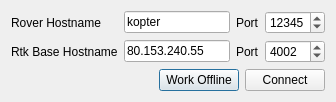
Qt form basestation/connectiondialog.ui (wpfhtl/octocopter) before a commit.
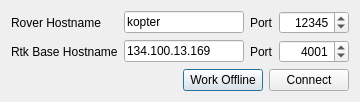
The same form after that commit.

```diff
--- a/basestation/connectiondialog.ui
+++ b/basestation/connectiondialog.ui
@@ -7,7 +7,7 @@
     <x>0</x>
     <y>0</y>
     <width>336</width>
-    <height>90</height>
+    <height>100</height>
    </rect>
   </property>
   <property name="windowTitle">
@@ -25,6 +25,18 @@
      </item>
      <item row="0" column="1">
       <widget class="QLineEdit" name="mLineEditHostNameRover">
+       <property name="sizePolicy">
+        <sizepolicy hsizetype="MinimumExpanding" vsizetype="Fixed">
+         <horstretch>0</horstretch>
+         <verstretch>0</verstretch>
+        </sizepolicy>
+       </property>
+       <property name="minimumSize">
+        <size>
+         <width>120</width>
+         <height>0</height>
+        </size>
+       </property>
        <property name="text">
         <string>kopter</string>
        </property>
@@ -41,10 +53,13 @@
       <widget class="QSpinBox" name="mSpinBoxPortRover">
        <property name="minimumSize">
         <size>
-         <width>60</width>
+         <width>70</width>
          <height>0</height>
         </size>
        </property>
+       <property name="alignment">
+        <set>Qt::AlignRight|Qt::AlignTrailing|Qt::AlignVCenter</set>
+       </property>
        <property name="minimum">
         <number>1</number>
        </property>
@@ -65,8 +80,20 @@
      </item>
      <item row="1" column="1">
       <widget class="QLineEdit" name="mLineEditHostNameRtkBase">
+       <property name="sizePolicy">
+        <sizepolicy hsizetype="MinimumExpanding" vsizetype="Fixed">
+         <horstretch>0</horstretch>
+         <verstretch>0</verstretch>
+        </sizepolicy>
+       </property>
+       <property name="minimumSize">
+        <size>
+         <width>120</width>
+         <height>0</height>
+        </size>
+       </property>
        <property name="text">
-        <string>80.153.240.55</string>
+        <string>134.100.13.169</string>
        </property>
       </widget>
      </item>
@@ -81,10 +108,13 @@
       <widget class="QSpinBox" name="mSpinBoxPortRtkBase">
        <property name="minimumSize">
         <size>
-         <width>60</width>
+         <width>70</width>
          <height>0</height>
         </size>
        </property>
+       <property name="alignment">
+        <set>Qt::AlignRight|Qt::AlignTrailing|Qt::AlignVCenter</set>
+       </property>
        <property name="minimum">
         <number>1</number>
        </property>
@@ -92,7 +122,7 @@
         <number>65535</number>
        </property>
        <property name="value">
-        <number>4002</number>
+        <number>4001</number>
        </property>
       </widget>
      </item>
```
